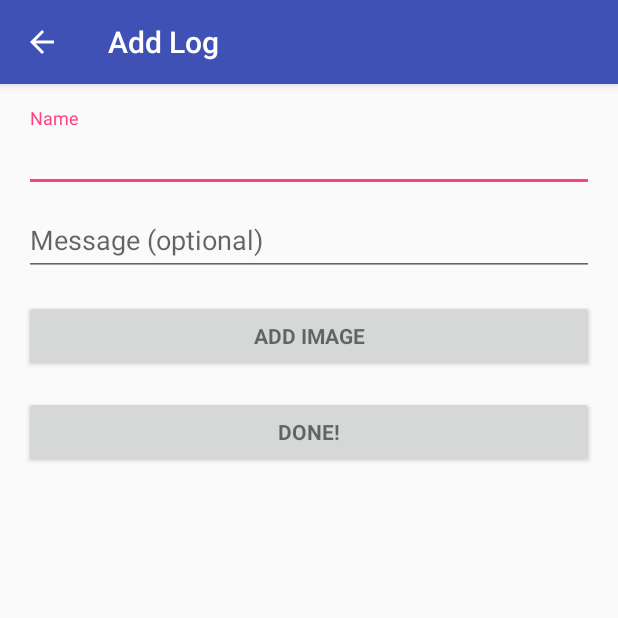
After one commit to garluna/VirtualGeocaching, an Android app: the AddActivity screen opened directly, with no data from a screen before it, on a phone screen of 412 x 824 dp, the top half of it. The commit adds this screen. Run offline under Robolectric (Android 15) with nearby library versions, the phone set to English and light mode, and no system bars.

Commit message:
Add more activities

```diff
--- a/app/build.gradle
+++ b/app/build.gradle
@@ -23,6 +23,7 @@ dependencies {
     implementation 'com.android.support:appcompat-v7:26.1.0'
     implementation 'com.google.android.gms:play-services-maps:11.8.0'
     implementation 'com.google.android.gms:play-services-location:11.8.0'
+    implementation 'com.android.support:design:26.1.0'
     testImplementation 'junit:junit:4.12'
     androidTestImplementation 'com.android.support.test:runner:1.0.1'
     androidTestImplementation 'com.android.support.test.espresso:espresso-core:3.0.1'
--- /dev/null
+++ b/app/src/main/java/aceegj/virtualgeocaching/AddActivity.java
@@ -0,0 +1,273 @@
+package aceegj.virtualgeocaching;
+
+import android.animation.Animator;
+import android.animation.AnimatorListenerAdapter;
+import android.annotation.TargetApi;
+import android.content.Intent;
+import android.content.pm.PackageManager;
+import android.support.annotation.NonNull;
+import android.support.design.widget.Snackbar;
+import android.support.v7.app.AppCompatActivity;
+import android.app.LoaderManager.LoaderCallbacks;
+
+import android.content.CursorLoader;
+import android.content.Loader;
+import android.database.Cursor;
+import android.net.Uri;
+import android.os.AsyncTask;
+
+import android.os.Build;
+import android.os.Bundle;
+import android.provider.ContactsContract;
+import android.text.TextUtils;
+import android.view.KeyEvent;
+import android.view.View;
+import android.view.View.OnClickListener;
+import android.view.inputmethod.EditorInfo;
+import android.widget.ArrayAdapter;
+import android.widget.AutoCompleteTextView;
+import android.widget.Button;
+import android.widget.EditText;
+import android.widget.TextView;
+
+import java.util.ArrayList;
+import java.util.List;
+
+import static android.Manifest.permission.READ_CONTACTS;
+
+/**
+ * A login screen that offers login via email/password.
+ */
+public class AddActivity extends AppCompatActivity implements LoaderCallbacks<Cursor> {
+    private static int PICK_IMAGE_REQUEST = 42;
+
+    /**
+     * Keep track of the login task to ensure we can cancel it if requested.
+     */
+    private AddToGeocacheTask mAddToGeocacheTask = null;
+
+    // UI references.
+    private EditText mNameView;
+    private EditText mMessageView;
+    private View mProgressView;
+    private View mLoginFormView;
+
+    @Override
+    protected void onActivityResult(int requestCode, int resultCode, Intent data) {
+
+    }
+
+    @Override
+    protected void onCreate(Bundle savedInstanceState) {
+        super.onCreate(savedInstanceState);
+        setContentView(R.layout.activity_add);
+        setupActionBar();
+        // Set up the login form.
+        mNameView = (EditText) findViewById(R.id.name);
+
+        mMessageView = (EditText) findViewById(R.id.message);
+        mMessageView.setOnEditorActionListener(new TextView.OnEditorActionListener() {
+            @Override
+            public boolean onEditorAction(TextView textView, int id, KeyEvent keyEvent) {
+                if (id == EditorInfo.IME_ACTION_DONE || id == EditorInfo.IME_NULL) {
+                    attemptLogin();
+                    return true;
+                }
+                return false;
+            }
+        });
+
+        Button mAddImageButton = (Button) findViewById(R.id.add_image);
+        mAddImageButton.setOnClickListener(new OnClickListener() {
+            @Override
+            public void onClick(View view) {
+                Intent intent = new Intent();
+                intent.setType("image/*");
+                intent.setAction(Intent.ACTION_GET_CONTENT);
+                startActivityForResult(Intent.createChooser(intent, "Add Image"), PICK_IMAGE_REQUEST);
+            }
+        });
+
+        Button mDoneButton = (Button) findViewById(R.id.done_button);
+        mDoneButton.setOnClickListener(new OnClickListener() {
+            @Override
+            public void onClick(View view) {
+                attemptLogin();
+            }
+        });
+
+        mLoginFormView = findViewById(R.id.login_form);
+        mProgressView = findViewById(R.id.login_progress);
+    }
+
+    @Override
+    public Loader<Cursor> onCreateLoader(int code, Bundle bundle) {
+        return null;
+    }
+
+    @Override
+    public void onLoadFinished(Loader<Cursor> loader, Cursor cursor) {
+
+    }
+
+    @Override
+    public void onLoaderReset(Loader<Cursor> loader) {
+
+    }
+
+    /**
+     * Callback received when a permissions request has been completed.
+     */
+    @Override
+    public void onRequestPermissionsResult(int requestCode, @NonNull String[] permissions,
+                                           @NonNull int[] grantResults) {
+        //if (requestCode == REQUEST_READ_CONTACTS) {
+        //    if (grantResults.length == 1 && grantResults[0] == PackageManager.PERMISSION_GRANTED) {
+        //        populateAutoComplete();
+        //    }
+        //}
+    }
+
+    /**
+     * Set up the {@link android.app.ActionBar}, if the API is available.
+     */
+    @TargetApi(Build.VERSION_CODES.HONEYCOMB)
+    private void setupActionBar() {
+        if (Build.VERSION.SDK_INT >= Build.VERSION_CODES.HONEYCOMB) {
+            // Show the Up button in the action bar.
+            getSupportActionBar().setDisplayHomeAsUpEnabled(true);
+        }
+    }
+
+    /**
+     * Attempts to sign in or register the account specified by the login form.
+     * If there are form errors (invalid email, missing fields, etc.), the
+     * errors are presented and no actual login attempt is made.
+     */
+    private void attemptLogin() {
+        if (mAddToGeocacheTask != null) {
+            return;
+        }
+
+        // Reset errors.
+        mNameView.setError(null);
+        mMessageView.setError(null);
+
+        // Store values at the time of the login attempt.
+        String name = mNameView.getText().toString();
+        String message = mMessageView.getText().toString();
+
+        boolean cancel = false;
+        View focusView = null;
+
+        // Check for a valid password, if the user entered one.
+        /*if (!TextUtils.isEmpty(password) && !isPasswordValid(password)) {
+            mPasswordView.setError(getString(R.string.error_invalid_password));
+            focusView = mPasswordView;
+            cancel = true;
+        }
+
+        // Check for a valid email address.
+        if (TextUtils.isEmpty(email)) {
+            mEmailView.setError(getString(R.string.error_field_required));
+            focusView = mEmailView;
+            cancel = true;
+        } else if (!isEmailValid(email)) {
+            mEmailView.setError(getString(R.string.error_invalid_email));
+            focusView = mEmailView;
+            cancel = true;
+        }*/
+
+        if (cancel) {
+            // There was an error; don't attempt login and focus the first
+            // form field with an error.
+            focusView.requestFocus();
+        } else {
+            // Show a progress spinner, and kick off a background task to
+            // perform the user login attempt.
+            showProgress(true);
+            mAddToGeocacheTask = new AddToGeocacheTask(name, message);
+            mAddToGeocacheTask.execute((Void) null);
+        }
+    }
+
+    /**
+     * Shows the progress UI and hides the login form.
+     */
+    @TargetApi(Build.VERSION_CODES.HONEYCOMB_MR2)
+    private void showProgress(final boolean show) {
+        // On Honeycomb MR2 we have the ViewPropertyAnimator APIs, which allow
+        // for very easy animations. If available, use these APIs to fade-in
+        // the progress spinner.
+        if (Build.VERSION.SDK_INT >= Build.VERSION_CODES.HONEYCOMB_MR2) {
+            int shortAnimTime = getResources().getInteger(android.R.integer.config_shortAnimTime);
+
+            mLoginFormView.setVisibility(show ? View.GONE : View.VISIBLE);
+            mLoginFormView.animate().setDuration(shortAnimTime).alpha(
+                    show ? 0 : 1).setListener(new AnimatorListenerAdapter() {
+                @Override
+                public void onAnimationEnd(Animator animation) {
+                    mLoginFormView.setVisibility(show ? View.GONE : View.VISIBLE);
+                }
+            });
+
+            mProgressView.setVisibility(show ? View.VISIBLE : View.GONE);
+            mProgressView.animate().setDuration(shortAnimTime).alpha(
+                    show ? 1 : 0).setListener(new AnimatorListenerAdapter() {
+                @Override
+                public void onAnimationEnd(Animator animation) {
+                    mProgressView.setVisibility(show ? View.VISIBLE : View.GONE);
+                }
+            });
+        } else {
+            // The ViewPropertyAnimator APIs are not available, so simply show
+            // and hide the relevant UI components.
+            mProgressView.setVisibility(show ? View.VISIBLE : View.GONE);
+            mLoginFormView.setVisibility(show ? View.GONE : View.VISIBLE);
+        }
+    }
+
+    public class AddToGeocacheTask extends AsyncTask<Void, Void, Boolean> {
+
+        private final String mName;
+        private final String mMessage;
+
+        AddToGeocacheTask(String name, String message) {
+            mName = name;
+            mMessage = message;
+        }
+
+        @Override
+        protected Boolean doInBackground(Void... params) {
+            // TODO: attempt authentication against a network service.
+
+            try {
+                // Simulate network access.
+                Thread.sleep(2000);
+            } catch (InterruptedException e) {
+                return false;
+            }
+
+            // TODO: register the new account here.
+            return true;
+        }
+
+        @Override
+        protected void onPostExecute(final Boolean success) {
+            mAddToGeocacheTask = null;
+            showProgress(false);
+
+            if (success) {
+                finish();
+            } else {
+                // fail
+            }
+        }
+
+        @Override
+        protected void onCancelled() {
+            mAddToGeocacheTask = null;
+            showProgress(false);
+        }
+    }
+}
--- /dev/null
+++ b/app/src/main/res/layout/activity_add.xml
@@ -0,0 +1,79 @@
+<LinearLayout xmlns:android="http://schemas.android.com/apk/res/android"
+    xmlns:tools="http://schemas.android.com/tools"
+    android:layout_width="match_parent"
+    android:layout_height="match_parent"
+    android:gravity="center_horizontal"
+    android:orientation="vertical"
+    android:paddingBottom="@dimen/activity_vertical_margin"
+    android:paddingLeft="@dimen/activity_horizontal_margin"
+    android:paddingRight="@dimen/activity_horizontal_margin"
+    android:paddingTop="@dimen/activity_vertical_margin"
+    tools:context="aceegj.virtualgeocaching.AddActivity">
+
+    <!-- Login progress -->
+    <ProgressBar
+        android:id="@+id/login_progress"
+        style="?android:attr/progressBarStyleLarge"
+        android:layout_width="wrap_content"
+        android:layout_height="wrap_content"
+        android:layout_marginBottom="8dp"
+        android:visibility="gone" />
+
+    <ScrollView
+        android:id="@+id/login_form"
+        android:layout_width="match_parent"
+        android:layout_height="match_parent">
+
+        <LinearLayout
+            android:id="@+id/email_login_form"
+            android:layout_width="match_parent"
+            android:layout_height="wrap_content"
+            android:orientation="vertical">
+
+            <android.support.design.widget.TextInputLayout
+                android:layout_width="match_parent"
+                android:layout_height="wrap_content">
+
+                <EditText
+                    android:id="@+id/name"
+                    android:layout_width="match_parent"
+                    android:layout_height="wrap_content"
+                    android:hint="@string/prompt_name"
+                    android:maxLines="1"
+                    android:singleLine="true" />
+
+            </android.support.design.widget.TextInputLayout>
+
+            <android.support.design.widget.TextInputLayout
+                android:layout_width="match_parent"
+                android:layout_height="wrap_content">
+
+                <EditText
+                    android:id="@+id/message"
+                    android:layout_width="match_parent"
+                    android:layout_height="wrap_content"
+                    android:hint="@string/prompt_message" />
+
+            </android.support.design.widget.TextInputLayout>
+
+            <Button
+                android:id="@+id/add_image"
+                style="?android:textAppearanceSmall"
+                android:layout_width="match_parent"
+                android:layout_height="wrap_content"
+                android:layout_marginTop="16dp"
+                android:text="@string/action_add_image"
+                android:textStyle="bold" />
+
+            <Button
+                android:id="@+id/done_button"
+                style="?android:textAppearanceSmall"
+                android:layout_width="match_parent"
+                android:layout_height="wrap_content"
+                android:layout_marginTop="16dp"
+                android:text="@string/action_done"
+                android:textStyle="bold" />
+
+        </LinearLayout>
+    </ScrollView>
+</LinearLayout>
--- /dev/null
+++ b/app/src/main/res/values/dimens.xml
@@ -0,0 +1,8 @@
+<resources>
+    <dimen name="app_bar_height">180dp</dimen>
+    <dimen name="fab_margin">16dp</dimen>
+    <dimen name="text_margin">16dp</dimen>
+    <!-- Default screen margins, per the Android Design guidelines. -->
+    <dimen name="activity_horizontal_margin">16dp</dimen>
+    <dimen name="activity_vertical_margin">16dp</dimen>
+</resources>
--- a/app/src/main/res/values/strings.xml
+++ b/app/src/main/res/values/strings.xml
@@ -1,4 +1,15 @@
 <resources>
     <string name="app_name">Virtual Geocaching</string>
     <string name="title_activity_maps">Map</string>
+    <string name="title_activity_message">lol</string>
+    <string name="action_settings">Settings</string>
+    <string name="title_activity_add">Add Log</string>
+
+    <!-- Strings related to login -->
+    <string name="prompt_name">Name</string>
+    <string name="prompt_message">Message (optional)</string>
+    <string name="action_done">Done!</string>
+    <string name="action_done_short">Done!</string>
+    <string name="action_add_image">Add Image</string>
+    <string name="error_field_required">This field is required</string>
 </resources>
--- a/app/src/main/res/values/styles.xml
+++ b/app/src/main/res/values/styles.xml
@@ -8,4 +8,13 @@
         <item name="colorAccent">@color/colorAccent</item>
     </style>
 
+    <style name="AppTheme.NoActionBar">
+        <item name="windowActionBar">false</item>
+        <item name="windowNoTitle">true</item>
+    </style>
+
+    <style name="AppTheme.AppBarOverlay" parent="ThemeOverlay.AppCompat.Dark.ActionBar" />
+
+    <style name="AppTheme.PopupOverlay" parent="ThemeOverlay.AppCompat.Light" />
+
 </resources>
```
Also changed, not shown: app/src/main/AndroidManifest.xml (+19 -0 lines), app/src/main/java/aceegj/virtualgeocaching/MapsActivity.java (+8 -4 lines), app/src/main/java/aceegj/virtualgeocaching/MessageActivity.java (added, +35 -0 lines), app/src/main/res/layout/activity_message.xml (added, +47 -0 lines), app/src/main/res/layout/content_message.xml (added, +16 -0 lines), app/src/main/res/menu/menu_message.xml (added, +10 -0 lines).
